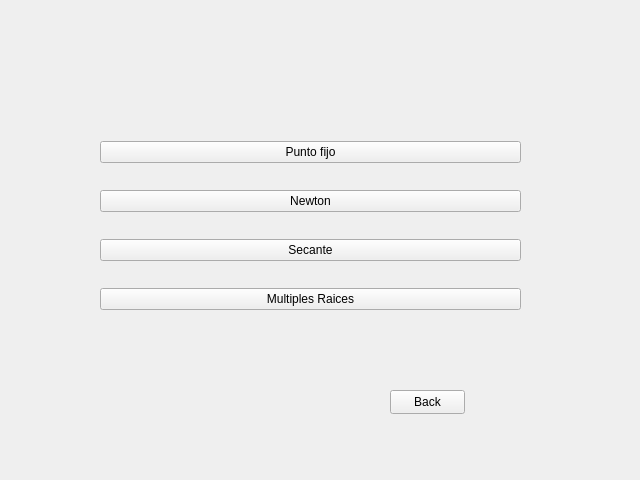
The window that Gui_OCanada/metodos_abiertos.ui (SrTokyo/proyectAnlNumerico) describes before a commit, drawn with Qt 5.
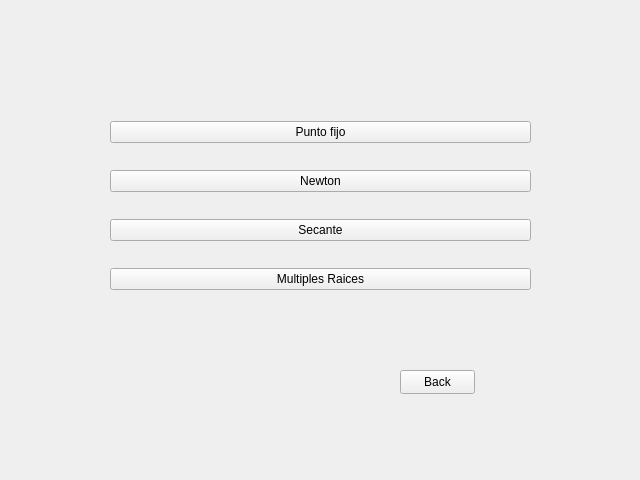
The same window after the commit.

What changed in the file:
```diff
--- a/Gui_OCanada/metodos_abiertos.ui
+++ b/Gui_OCanada/metodos_abiertos.ui
@@ -1,7 +1,7 @@
 <?xml version="1.0" encoding="UTF-8"?>
 <ui version="4.0">
  <class>Metodos_Abiertos</class>
- <widget class="QFrame" name="Metodos_Abiertos">
+ <widget class="QWidget" name="Metodos_Abiertos">
   <property name="geometry">
    <rect>
     <x>0</x>
@@ -16,8 +16,8 @@
   <widget class="QPushButton" name="back">
    <property name="geometry">
     <rect>
-     <x>390</x>
-     <y>390</y>
+     <x>400</x>
+     <y>370</y>
      <width>75</width>
      <height>24</height>
     </rect>
@@ -26,11 +26,11 @@
     <string>Back</string>
    </property>
   </widget>
-  <widget class="QWidget" name="">
+  <widget class="QWidget" name="layoutWidget">
    <property name="geometry">
     <rect>
-     <x>100</x>
-     <y>120</y>
+     <x>110</x>
+     <y>100</y>
      <width>421</width>
      <height>211</height>
     </rect>
```
Left out of the diff: 2 changed lines with no effect on the pictures.
